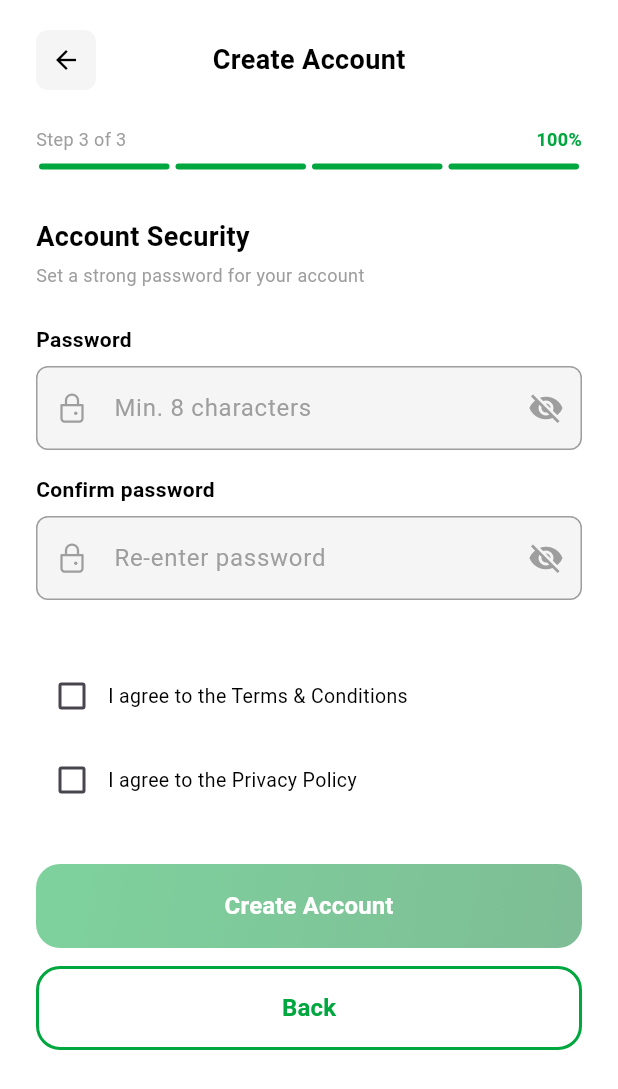
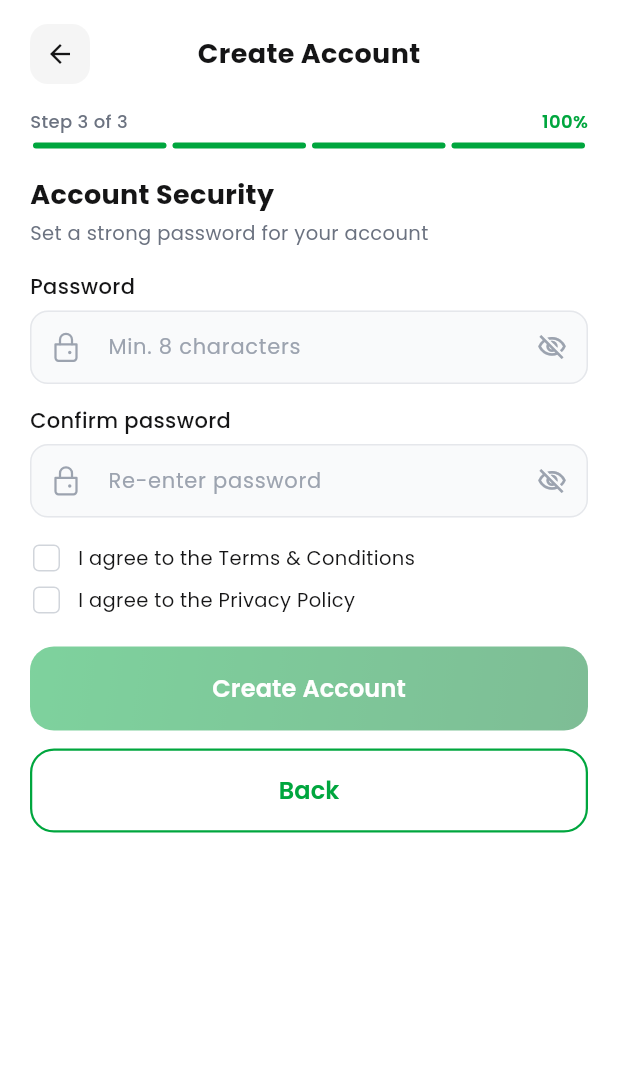
Before and after one commit to itismemuhammadali/SolarScrap-Ecosystem, a Flutter app: the BuyerCreateAccountSecurityScreen screen opened directly, on a phone screen of 412 x 824 dp. Shown: the top 1089 px of the screen. Run offline on Flutter 3.47's test engine with Material 3 defaults, Android fonts, the light colour scheme and no system bars; our stand-ins replace flutter_svg, google_fonts.

Commit message:
Align Buyer Account Security screen spacing and layout with Seller screen and Figma design

```diff
--- a/lib/screens/buyer/buyer_create_account_security_screen.dart
+++ b/lib/screens/buyer/buyer_create_account_security_screen.dart
@@ -1,5 +1,6 @@
 import 'package:flutter/material.dart';
 import 'package:flutter_svg/flutter_svg.dart';
+import 'package:google_fonts/google_fonts.dart';
 import 'buyer_create_account_verify_otp_screen.dart';
 
 class BuyerCreateAccountSecurityScreen extends StatefulWidget {
@@ -49,13 +50,13 @@ class _BuyerCreateAccountSecurityScreenState
   Color _getStrengthColor() {
     switch (_passwordStrength) {
       case 1:
-        return Colors.red;
+        return const Color(0xFFEF4444);
       case 2:
-        return Colors.orange;
+        return const Color(0xFFF59E0B);
       case 3:
         return const Color(0xFF00A63E);
       default:
-        return Colors.grey.shade300;
+        return const Color(0xFFE5E7EB);
     }
   }
 
@@ -74,11 +75,16 @@ class _BuyerCreateAccountSecurityScreenState
 
   @override
   Widget build(BuildContext context) {
+    final bool isFormValid = _agreeTerms &&
+        _agreePrivacy &&
+        _passwordController.text.isNotEmpty &&
+        _confirmPasswordController.text.isNotEmpty;
+
     return Scaffold(
       backgroundColor: Colors.white,
       body: SafeArea(
         child: SingleChildScrollView(
-          padding: const EdgeInsets.symmetric(horizontal: 24, vertical: 20),
+          padding: const EdgeInsets.symmetric(horizontal: 20, vertical: 16),
           child: Column(
             crossAxisAlignment: CrossAxisAlignment.start,
             children: [
@@ -95,53 +101,54 @@ class _BuyerCreateAccountSecurityScreenState
                         height: 40,
                         decoration: BoxDecoration(
                           color: const Color(0xFFF5F5F5),
-                          borderRadius: BorderRadius.circular(8),
+                          borderRadius: BorderRadius.circular(12),
                         ),
                         child: IconButton(
                           icon: const Icon(Icons.arrow_back,
-                              color: Colors.black, size: 20),
+                              color: Color(0xFF151516), size: 20),
                           onPressed: () => Navigator.pop(context),
                           padding: EdgeInsets.zero,
                         ),
                       ),
                     ),
-                    const Center(
+                    Center(
                       child: Text(
                         'Create Account',
-                        style: TextStyle(
+                        style: GoogleFonts.poppins(
                           fontSize: 18,
-                          fontWeight: FontWeight.bold,
-                          color: Colors.black,
+                          fontWeight: FontWeight.w700,
+                          color: const Color(0xFF151516),
                         ),
                       ),
                     ),
                   ],
                 ),
               ),
-              const SizedBox(height: 24),
+              const SizedBox(height: 16),
 
               // Progress Indicator
               Row(
                 mainAxisAlignment: MainAxisAlignment.spaceBetween,
                 children: [
-                  const Text(
+                  Text(
                     'Step 3 of 3',
-                    style: TextStyle(
+                    style: GoogleFonts.poppins(
                       fontSize: 12,
-                      color: Colors.grey,
+                      fontWeight: FontWeight.w500,
+                      color: const Color(0xFF6B7280),
                     ),
                   ),
-                  const Text(
+                  Text(
                     '100%',
-                    style: TextStyle(
+                    style: GoogleFonts.poppins(
                       fontSize: 12,
-                      color: Color(0xFF00A63E),
                       fontWeight: FontWeight.w600,
+                      color: const Color(0xFF00A63E),
                     ),
                   ),
                 ],
               ),
-              const SizedBox(height: 8),
+              const SizedBox(height: 6),
               Row(
                 children: List.generate(
                   4,
@@ -157,60 +164,71 @@ class _BuyerCreateAccountSecurityScreenState
                   ),
                 ),
               ),
-              const SizedBox(height: 32),
+              const SizedBox(height: 18),
 
               // Account Security Section
-              const Text(
+              Text(
                 'Account Security',
-                style: TextStyle(
+                style: GoogleFonts.poppins(
                   fontSize: 18,
-                  fontWeight: FontWeight.bold,
-                  color: Colors.black,
+                  fontWeight: FontWeight.w700,
+                  color: const Color(0xFF151516),
                 ),
               ),
-              const SizedBox(height: 4),
-              const Text(
+              const SizedBox(height: 3),
+              Text(
                 'Set a strong password for your account',
-                style: TextStyle(
-                  fontSize: 12,
-                  color: Colors.grey,
+                style: GoogleFonts.poppins(
+                  fontSize: 13,
+                  fontWeight: FontWeight.w400,
+                  color: const Color(0xFF6B7280),
                 ),
               ),
-              const SizedBox(height: 24),
+              const SizedBox(height: 16),
 
               // Password Input
-              const Text(
+              Text(
                 'Password',
-                style: TextStyle(
+                style: GoogleFonts.poppins(
                   fontSize: 14,
-                  fontWeight: FontWeight.w600,
-                  color: Colors.black,
+                  fontWeight: FontWeight.w500,
+                  color: const Color(0xFF151516),
                 ),
               ),
-              const SizedBox(height: 8),
+              const SizedBox(height: 6),
               TextField(
                 controller: _passwordController,
                 obscureText: _obscurePassword,
                 onChanged: _checkPasswordStrength,
+                style: GoogleFonts.poppins(
+                  fontSize: 14,
+                  color: const Color(0xFF151516),
+                ),
                 decoration: InputDecoration(
                   hintText: 'Min. 8 characters',
-                  hintStyle: const TextStyle(color: Colors.grey),
+                  hintStyle: GoogleFonts.poppins(
+                    fontSize: 14,
+                    color: const Color(0xFF9CA3AF),
+                  ),
                   prefixIcon: Padding(
                     padding: const EdgeInsets.all(12),
                     child: SvgPicture.asset(
                       'assets/icons/lock.svg',
-                      width: 16,
-                      height: 16,
+                      width: 18,
+                      height: 18,
                       colorFilter: const ColorFilter.mode(
-                        Colors.grey,
+                        Color(0xFF9CA3AF),
                         BlendMode.srcIn,
                       ),
                     ),
                   ),
                   suffixIcon: IconButton(
                     icon: Icon(
-                      _obscurePassword ? Icons.visibility_off : Icons.visibility,
-                      color: Colors.grey,
+                      _obscurePassword
+                          ? Icons.visibility_off_outlined
+                          : Icons.visibility_outlined,
+                      color: const Color(0xFF9CA3AF),
+                      size: 20,
                     ),
                     onPressed: () {
                       setState(() {
@@ -219,47 +237,56 @@ class _BuyerCreateAccountSecurityScreenState
                     },
                   ),
                   border: OutlineInputBorder(
-                    borderRadius: BorderRadius.circular(8),
-                    borderSide: const BorderSide(color: Colors.grey),
+                    borderRadius: BorderRadius.circular(12),
+                    borderSide: const BorderSide(color: Color(0xFFE5E7EB)),
                   ),
                   enabledBorder: OutlineInputBorder(
-                    borderRadius: BorderRadius.circular(8),
-                    borderSide: const BorderSide(color: Colors.grey),
+                    borderRadius: BorderRadius.circular(12),
+                    borderSide: const BorderSide(color: Color(0xFFE5E7EB)),
                   ),
                   focusedBorder: OutlineInputBorder(
-                    borderRadius: BorderRadius.circular(8),
+                    borderRadius: BorderRadius.circular(12),
                     borderSide: const BorderSide(color: Color(0xFF00A63E)),
                   ),
                   filled: true,
-                  fillColor: const Color(0xFFF5F5F5),
+                  fillColor: const Color(0xFFF9FAFB),
+                  contentPadding:
+                      const EdgeInsets.symmetric(horizontal: 16, vertical: 14),
                 ),
               ),
-              const SizedBox(height: 16),
+              const SizedBox(height: 14),
 
               // Confirm Password Input
-              const Text(
+              Text(
                 'Confirm password',
-                style: TextStyle(
+                style: GoogleFonts.poppins(
                   fontSize: 14,
-                  fontWeight: FontWeight.w600,
-                  color: Colors.black,
+                  fontWeight: FontWeight.w500,
+                  color: const Color(0xFF151516),
                 ),
               ),
-              const SizedBox(height: 8),
+              const SizedBox(height: 6),
               TextField(
                 controller: _confirmPasswordController,
                 obscureText: _obscureConfirmPassword,
+                style: GoogleFonts.poppins(
+                  fontSize: 14,
+                  color: const Color(0xFF151516),
+                ),
                 decoration: InputDecoration(
                   hintText: 'Re-enter password',
-                  hintStyle: const TextStyle(color: Colors.grey),
+                  hintStyle: GoogleFonts.poppins(
+                    fontSize: 14,
+                    color: const Color(0xFF9CA3AF),
+                  ),
                   prefixIcon: Padding(
                     padding: const EdgeInsets.all(12),
                     child: SvgPicture.asset(
                       'assets/icons/lock.svg',
-                      width: 16,
-                      height: 16,
+                      width: 18,
+                      height: 18,
                       colorFilter: const ColorFilter.mode(
-                        Colors.grey,
+                        Color(0xFF9CA3AF),
                         BlendMode.srcIn,
                       ),
                     ),
@@ -267,9 +294,10 @@ class _BuyerCreateAccountSecurityScreenState
                   suffixIcon: IconButton(
                     icon: Icon(
                       _obscureConfirmPassword
-                          ? Icons.visibility_off
-                          : Icons.visibility,
-                      color: Colors.grey,
+                          ? Icons.visibility_off_outlined
+                          : Icons.visibility_outlined,
+                      color: const Color(0xFF9CA3AF),
+                      size: 20,
                     ),
                     onPressed: () {
                       setState(() {
@@ -278,31 +306,44 @@ class _BuyerCreateAccountSecurityScreenState
                     },
                   ),
                   border: OutlineInputBorder(
-                    borderRadius: BorderRadius.circular(8),
-                    borderSide: const BorderSide(color: Colors.grey),
+                    borderRadius: BorderRadius.circular(12),
+                    borderSide: const BorderSide(color: Color(0xFFE5E7EB)),
                   ),
                   enabledBorder: OutlineInputBorder(
-                    borderRadius: BorderRadius.circular(8),
-                    borderSide: const BorderSide(color: Colors.grey),
+                    borderRadius: BorderRadius.circular(12),
+                    borderSide: const BorderSide(color: Color(0xFFE5E7EB)),
                   ),
                   focusedBorder: OutlineInputBorder(
-                    borderRadius: BorderRadius.circular(8),
+                    borderRadius: BorderRadius.circular(12),
                     borderSide: const BorderSide(color: Color(0xFF00A63E)),
                   ),
                   filled: true,
-                  fillColor: const Color(0xFFF5F5F5),
+                  fillColor: const Color(0xFFF9FAFB),
+                  contentPadding:
+                      const EdgeInsets.symmetric(horizontal: 16, vertical: 14),
                 ),
               ),
-              const SizedBox(height: 16),
+              const SizedBox(height: 10),
 
-              // Password Strength Indicator
+              // Password Strength Indicator (Matching Figma: text on left, 4 bars on right)
               if (_passwordStrength > 0)
-                Column(
-                  crossAxisAlignment: CrossAxisAlignment.start,
+                Padding(
+                  padding: const EdgeInsets.only(bottom: 8),
+                  child: Row(
                     children: [
-                    Row(
+                      Text(
+                        _getStrengthText(),
+                        style: GoogleFonts.poppins(
+                          fontSize: 12,
+                          color: _getStrengthColor(),
+                          fontWeight: FontWeight.w500,
+                        ),
+                      ),
+                      const SizedBox(width: 12),
+                      Expanded(
+                        child: Row(
                           children: List.generate(
-                        3,
+                            4,
                             (index) => Expanded(
                               child: Container(
                                 height: 4,
@@ -310,30 +351,27 @@ class _BuyerCreateAccountSecurityScreenState
                                 decoration: BoxDecoration(
                                   color: index < _passwordStrength
                                       ? _getStrengthColor()
-                                  : Colors.grey.shade300,
+                                      : const Color(0xFFE5E7EB),
                                   borderRadius: BorderRadius.circular(2),
                                 ),
                               ),
                             ),
                           ),
                         ),
-                    const SizedBox(height: 8),
-                    Text(
-                      _getStrengthText(),
-                      style: TextStyle(
-                        fontSize: 12,
-                        color: _getStrengthColor(),
-                        fontWeight: FontWeight.w600,
-                      ),
                       ),
                     ],
                   ),
-              const SizedBox(height: 24),
+                ),
+              const SizedBox(height: 6),
 
               // Terms & Conditions Checkbox
               Row(
+                crossAxisAlignment: CrossAxisAlignment.center,
                 children: [
-                  Checkbox(
+                  SizedBox(
+                    height: 22,
+                    width: 22,
+                    child: Checkbox(
                       value: _agreeTerms,
                       onChanged: (value) {
                         setState(() {
@@ -341,24 +379,34 @@ class _BuyerCreateAccountSecurityScreenState
                         });
                       },
                       activeColor: const Color(0xFF00A63E),
+                      shape: RoundedRectangleBorder(
+                        borderRadius: BorderRadius.circular(4),
                       ),
-                  const Expanded(
+                      side: const BorderSide(color: Color(0xFFD1D5DB)),
+                    ),
+                  ),
+                  const SizedBox(width: 10),
+                  Expanded(
                     child: Text(
                       'I agree to the Terms & Conditions',
-                      style: TextStyle(
+                      style: GoogleFonts.poppins(
                         fontSize: 13,
-                        color: Colors.black,
+                        color: const Color(0xFF151516),
                       ),
                     ),
                   ),
                 ],
               ),
-              const SizedBox(height: 8),
+              const SizedBox(height: 6),
 
               // Privacy Policy Checkbox
               Row(
+                crossAxisAlignment: CrossAxisAlignment.center,
                 children: [
-                  Checkbox(
+                  SizedBox(
+                    height: 22,
+                    width: 22,
+                    child: Checkbox(
                       value: _agreePrivacy,
                       onChanged: (value) {
                         setState(() {
@@ -366,23 +414,29 @@ class _BuyerCreateAccountSecurityScreenState
                         });
                       },
                       activeColor: const Color(0xFF00A63E),
+                      shape: RoundedRectangleBorder(
+                        borderRadius: BorderRadius.circular(4),
                       ),
-                  const Expanded(
+                      side: const BorderSide(color: Color(0xFFD1D5DB)),
+                    ),
+                  ),
+                  const SizedBox(width: 10),
+                  Expanded(
                     child: Text(
                       'I agree to the Privacy Policy',
-                      style: TextStyle(
+                      style: GoogleFonts.poppins(
                         fontSize: 13,
-                        color: Colors.black,
+                        color: const Color(0xFF151516),
                       ),
                     ),
                   ),
                 ],
               ),
-              const SizedBox(height: 32),
+              const SizedBox(height: 20),
 
-              // Create Account Button
+              // Create Account Button (Matching Figma)
               Opacity(
-                opacity: _agreeTerms && _agreePrivacy ? 1.0 : 0.5,
+                opacity: isFormValid ? 1.0 : 0.5,
                 child: Container(
                   width: double.infinity,
                   height: 56,
@@ -414,17 +468,17 @@ class _BuyerCreateAccountSecurityScreenState
                     style: ElevatedButton.styleFrom(
                       backgroundColor: Colors.transparent,
                       foregroundColor: Colors.white,
-                      minimumSize: const Size(double.infinity, 56),
+                      shadowColor: Colors.transparent,
                       shape: RoundedRectangleBorder(
                         borderRadius: BorderRadius.circular(16),
                       ),
-                      shadowColor: Colors.transparent,
                     ),
-                    child: const Text(
+                    child: Text(
                       'Create Account',
-                      style: TextStyle(
+                      style: GoogleFonts.poppins(
                         fontSize: 16,
                         fontWeight: FontWeight.w600,
+                        color: Colors.white,
                       ),
                     ),
                   ),
@@ -432,24 +486,26 @@ class _BuyerCreateAccountSecurityScreenState
               ),
               const SizedBox(height: 12),
 
-              // Back Button
+              // Back Button (Matching Figma)
               OutlinedButton(
                 onPressed: () => Navigator.pop(context),
                 style: OutlinedButton.styleFrom(
                   minimumSize: const Size(double.infinity, 56),
-                  side: const BorderSide(color: Color(0xFF00A63E), width: 2),
-                  shape: RoundedRectangleBorder(borderRadius: BorderRadius.circular(16)),
+                  side: const BorderSide(color: Color(0xFF00A63E), width: 1.5),
+                  shape: RoundedRectangleBorder(
+                    borderRadius: BorderRadius.circular(16),
                   ),
-                child: const Text(
+                ),
+                child: Text(
                   'Back',
-                  style: TextStyle(
+                  style: GoogleFonts.poppins(
                     fontSize: 16,
                     fontWeight: FontWeight.w600,
-                    color: Color(0xFF00A63E),
+                    color: const Color(0xFF00A63E),
                   ),
                 ),
               ),
-              const SizedBox(height: 24),
+              const SizedBox(height: 16),
             ],
           ),
         ),
```
Lines whose indentation alone changed are shown as unchanged.
